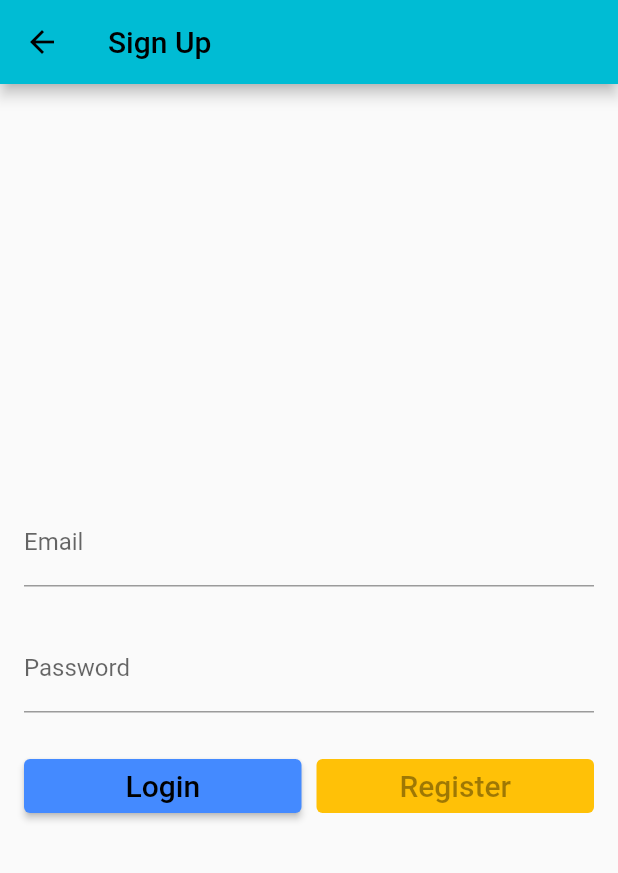
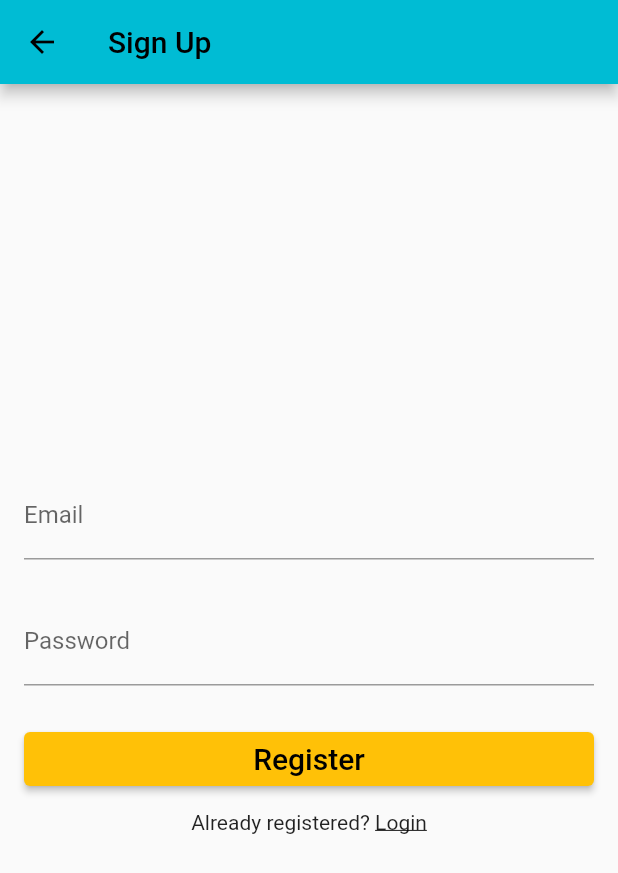
Before and after one commit to ojhey007/ourpass_auth_firebase, a Flutter app: the screen it shows after launch, after a tap on "Login", after a tap on "Register", on a phone screen of 412 x 824 dp. Shown: the top 873 px of the screen. Run offline on Flutter 3.47's test engine with Material 2 defaults, Android fonts, the phone set to English and light mode, and no system bars; our stand-ins replace firebase_auth, firebase_core; accounts and stored records are empty.

Commit message:
firebase setup and integration/verify email page

```diff
--- a/lib/globals/navigation_fn.dart
+++ /dev/null
@@ -1,6 +0,0 @@
-import 'package:flutter/material.dart';
-import 'package:ourpass/globals/app_material_page_route.dart';
-
-push({required BuildContext context, required Widget page}) {
-  Navigator.push(context, AppMaterialPageRoute(page: page));
-}
--- a/lib/main.dart
+++ b/lib/main.dart
@@ -1,7 +1,15 @@
+import 'package:firebase_auth/firebase_auth.dart';
 import 'package:flutter/material.dart';
+import 'package:ourpass/repository/auth_repository.dart';
 import 'package:ourpass/screens/login/login.dart';
+import 'package:firebase_core/firebase_core.dart';
+import 'package:ourpass/screens/sign_up/sign_up.dart';
+import 'package:ourpass/screens/verify_email/verify_email.dart';
+import 'package:provider/provider.dart';
 
-void main() {
+Future<void> main() async {
+  WidgetsFlutterBinding.ensureInitialized();
+  await Firebase.initializeApp();
   runApp(const MyApp());
 }
 
@@ -11,13 +19,22 @@ class MyApp extends StatelessWidget {
   // This widget is the root of your application.
   @override
   Widget build(BuildContext context) {
-    return MaterialApp(
-      title: 'Ourpass Demo',
-      theme: ThemeData(
-        primarySwatch: Colors.cyan,
-      ),
-      home: LoginPage(
-        title: 'Ourpass Firebase Auth',
+    return MultiProvider(
+      providers: [
+        Provider<AuthRepository>(
+          create: (_) => AuthRepository(FirebaseAuth.instance),
+        ),
+        StreamProvider(
+            create: (context) =>
+                context.watch<AuthRepository>().authStateChanges,
+            initialData: null)
+      ],
+      child: MaterialApp(
+        title: 'Ourpass Demo',
+        theme: ThemeData(
+          primarySwatch: Colors.cyan,
+        ),
+        home: context.read<User?>() == null ? LoginPage() : const VerifyEmail(),
       ),
     );
   }
--- a/lib/screens/login/login.dart
+++ b/lib/screens/login/login.dart
@@ -1,15 +1,15 @@
 import 'package:flutter/material.dart';
 import 'package:flutter/services.dart';
-import 'package:ourpass/globals/app_material_page_route.dart';
-import 'package:ourpass/globals/navigation_fn.dart';
-import 'package:ourpass/globals/widgets/custom_elevated_button.dart';
-import 'package:ourpass/globals/widgets/form_spacer.dart';
+import 'package:ourpass/global/utils/app_material_page_route.dart';
+import 'package:ourpass/global/utils/navigation_fn.dart';
+import 'package:ourpass/global/widgets/custom_elevated_button.dart';
+import 'package:ourpass/global/widgets/form_spacer.dart';
 import 'package:ourpass/screens/sign_up/sign_up.dart';
 
 class LoginPage extends StatefulWidget {
-  LoginPage({Key? key, required this.title}) : super(key: key);
+  LoginPage({Key? key}) : super(key: key);
 
-  final String title;
+  String title = "Ourpass Firebase Auth";
 
   @override
   _LoginPageState createState() => _LoginPageState();
@@ -44,7 +44,7 @@ class _LoginPageState extends State<LoginPage> {
   }
 
   gotoRegister() {
-    push(context: context, page: SignUp(title: 'Sign Up'));
+    push(context: context, page: SignUp());
   }
 
   @override
@@ -82,32 +82,45 @@ class _LoginPageState extends State<LoginPage> {
                     child: Column(
                       crossAxisAlignment: CrossAxisAlignment.stretch,
                       children: [
-                        TextFormField(
-                          key: const Key('email'),
-                          decoration: InputDecoration(
-                              labelText: 'Email', errorText: emailError),
-                          controller: loginEmailController,
-                          validator: (val) =>
-                              val!.isEmpty ? 'Email can\'t be empty.' : null,
-                          onSaved: (val) => _email = val!,
-                        ),
+                        emailField(),
                         const FormSpacer(
                           isVertical: true,
                         ),
-                        TextFormField(
-                          key: const Key('password'),
-                          decoration:
-                              const InputDecoration(labelText: 'Password'),
-                          obscureText: true,
-                          controller: loginPasswordController,
-                          validator: (val) =>
-                              val!.isEmpty ? 'Password can\'t be empty.' : null,
-                          onSaved: (val) => _password = val!,
-                        ),
+                        passwordField(),
                         const FormSpacer(
                           isVertical: true,
                         ),
-                        Row(
+                        loginButton(),
+                        registerRoute()
+                      ],
+                    )),
+              ],
+            )));
+  }
+
+  Padding registerRoute() {
+    return Padding(
+      padding: const EdgeInsets.symmetric(vertical: 10),
+      child: Row(
+        mainAxisAlignment: MainAxisAlignment.center,
+        children: [
+          const Text("New user? "),
+          GestureDetector(
+            onTap: gotoRegister,
+            child: const Text(
+              "Register",
+              style: TextStyle(
+                decoration: TextDecoration.underline,
+              ),
+            ),
+          )
+        ],
+      ),
+    );
+  }
+
+  Row loginButton() {
+    return Row(
       children: [
         Expanded(
             child: OurpassElevatedButton(
@@ -126,28 +139,27 @@ class _LoginPageState extends State<LoginPage> {
           buttonIdentifier: 'FingerPrintButton',
         )
       ],
-                        )
-                      ],
-                    )),
-                Padding(
-                  padding: const EdgeInsets.symmetric(vertical: 10),
-                  child: Row(
-                    mainAxisAlignment: MainAxisAlignment.center,
-                    children: [
-                      const Text("New user? "),
-                      GestureDetector(
-                        onTap: gotoRegister,
-                        child: const Text(
-                          "Register",
-                          style: TextStyle(
-                            decoration: TextDecoration.underline,
-                          ),
-                        ),
-                      )
-                    ],
-                  ),
-                )
-              ],
-            )));
+    );
+  }
+
+  TextFormField passwordField() {
+    return TextFormField(
+      key: const Key('password'),
+      decoration: const InputDecoration(labelText: 'Password'),
+      obscureText: true,
+      controller: loginPasswordController,
+      validator: (val) => val!.isEmpty ? 'Password can\'t be empty.' : null,
+      onSaved: (val) => _password = val!,
+    );
+  }
+
+  TextFormField emailField() {
+    return TextFormField(
+      key: const Key('email'),
+      decoration: InputDecoration(labelText: 'Email', errorText: emailError),
+      controller: loginEmailController,
+      validator: (val) => val!.isEmpty ? 'Email can\'t be empty.' : null,
+      onSaved: (val) => _email = val!,
+    );
   }
 }
--- a/lib/screens/sign_up/sign_up.dart
+++ b/lib/screens/sign_up/sign_up.dart
@@ -1,12 +1,17 @@
 import 'package:flutter/material.dart';
 import 'package:flutter/services.dart';
-import 'package:ourpass/globals/widgets/custom_elevated_button.dart';
-import 'package:ourpass/globals/widgets/form_spacer.dart';
+import 'package:ourpass/global/utils/navigation_fn.dart';
+import 'package:ourpass/global/widgets/custom_elevated_button.dart';
+import 'package:ourpass/global/widgets/form_spacer.dart';
+import 'package:ourpass/repository/auth_repository.dart';
+import 'package:ourpass/screens/login/login.dart';
+import 'package:ourpass/screens/login/model/user_model.dart';
+import 'package:provider/provider.dart';
 
 class SignUp extends StatefulWidget {
-  SignUp({Key? key, required this.title}) : super(key: key);
+  const SignUp({Key? key}) : super(key: key);
 
-  final String title;
+  final String title = " Ourpass Firebase Auth";
 
   @override
   _SignUpState createState() => _SignUpState();
@@ -16,20 +21,21 @@ class _SignUpState extends State<SignUp> {
   late String _email = "";
   late String _password;
 
-  final loginFormKey = GlobalKey<FormState>();
+  final signupFormKey = GlobalKey<FormState>();
 
   String? emailError;
-  late TextEditingController loginEmailController;
-  late TextEditingController loginPasswordController;
+  late TextEditingController _emailController;
+  late TextEditingController _passwordController;
 
-  validateAndSaveForm() {
-    final form = loginFormKey.currentState;
+  bool validateAndSaveForm() {
+    final form = signupFormKey.currentState;
     if (!RegExp(
             r"[a-z0-9!#$%&'*+/=?^_`{|}~-]+(?:\.[a-z0-9!#$%&'*+/=?^_`{|}~-]+)*@(?:[a-z0-9](?:[a-z0-9-]*[a-z0-9])?\.)+[a-z0-9](?:[a-z0-9-]*[a-z0-9])?")
-        .hasMatch(loginEmailController.text)) {
+        .hasMatch(_emailController.text)) {
       setState(() {
         emailError = "Enter a Valid email";
       });
+      return false;
     } else if (form!.validate()) {
       setState(() {
         emailError = null;
@@ -40,6 +46,15 @@ class _SignUpState extends State<SignUp> {
     return false;
   }
 
+  registerUser() async {
+    if (validateAndSaveForm()) {
+      context.read<AuthRepository>().signUp(
+            email: _emailController.text.trim(),
+            password: _passwordController.text.trim(),
+          );
+    }
+  }
+
   @override
   void initState() {
     initControllers();
@@ -47,14 +62,18 @@ class _SignUpState extends State<SignUp> {
   }
 
   initControllers() {
-    loginEmailController = TextEditingController();
-    loginPasswordController = TextEditingController();
+    _emailController = TextEditingController();
+    _passwordController = TextEditingController();
+  }
+
+  signIn() {
+    pushUntil(context: context, page: LoginPage());
   }
 
   @override
   dispose() {
-    loginEmailController.dispose();
-    loginPasswordController.dispose();
+    _emailController.dispose();
+    _passwordController.dispose();
     super.dispose();
   }
 
@@ -62,7 +81,7 @@ class _SignUpState extends State<SignUp> {
   Widget build(BuildContext context) {
     return Scaffold(
         appBar: AppBar(
-          title: Text(widget.title),
+          title: const Text("Sign Up"),
         ),
         body: Container(
             padding: const EdgeInsets.all(16.0),
@@ -71,59 +90,82 @@ class _SignUpState extends State<SignUp> {
               crossAxisAlignment: CrossAxisAlignment.center,
               children: [
                 Form(
-                    key: loginFormKey,
+                    key: signupFormKey,
                     child: Column(
                       crossAxisAlignment: CrossAxisAlignment.stretch,
                       children: [
-                        TextFormField(
-                          key: const Key('email'),
-                          decoration: InputDecoration(
-                              labelText: 'Email', errorText: emailError),
-                          controller: loginEmailController,
-                          validator: (val) =>
-                              val!.isEmpty ? 'Email can\'t be empty.' : null,
-                          onSaved: (val) => _email = val!,
-                        ),
+                        emailField(),
                         const FormSpacer(
                           isVertical: true,
                         ),
-                        TextFormField(
-                          key: const Key('password'),
-                          decoration:
-                              const InputDecoration(labelText: 'Password'),
-                          obscureText: true,
-                          controller: loginPasswordController,
-                          validator: (val) =>
-                              val!.isEmpty ? 'Password can\'t be empty.' : null,
-                          onSaved: (val) => _password = val!,
-                        ),
+                        passwordField(),
                         const FormSpacer(
                           isVertical: true,
                         ),
-                        Row(
-                          children: [
-                            Expanded(
-                                child: OurpassElevatedButton(
-                              buttonIdentifier: 'registerButton',
-                              buttonLabel: "Login",
-                              isIconButton: false,
-                              color: Colors.blueAccent,
-                              onPressed: validateAndSaveForm,
-                            )),
-                            const FormSpacer(isVertical: false),
-                            const Expanded(
-                                child: OurpassElevatedButton(
-                              buttonIdentifier: 'registerButton',
-                              onPressed: null,
-                              isIconButton: false,
-                              buttonLabel: 'Register',
-                              color: Colors.amber,
-                            ))
-                          ],
-                        )
+                        registerButton(),
+                        loginRoute()
                       ],
                     )),
               ],
             )));
   }
+
+  Padding loginRoute() {
+    return Padding(
+      padding: const EdgeInsets.symmetric(vertical: 10),
+      child: Row(
+        mainAxisAlignment: MainAxisAlignment.center,
+        children: [
+          const Text("Already registered? "),
+          GestureDetector(
+            onTap: signIn,
+            child: const Text(
+              "Login",
+              style: TextStyle(
+                decoration: TextDecoration.underline,
+              ),
+            ),
+          )
+        ],
+      ),
+    );
+  }
+
+  Row registerButton() {
+    return Row(
+      children: [
+        Expanded(
+          child: OurpassElevatedButton(
+            buttonIdentifier: 'registerButton',
+            onPressed: registerUser,
+            // onPressed: () => ,
+            isIconButton: false,
+            buttonLabel: 'Register',
+            color: Colors.amber,
+          ),
+        ),
+      ],
+    );
+  }
+
+  TextFormField passwordField() {
+    return TextFormField(
+      key: const Key('password'),
+      decoration: const InputDecoration(labelText: 'Password'),
+      obscureText: true,
+      controller: _passwordController,
+      validator: (val) => val!.isEmpty ? 'Password can\'t be empty.' : null,
+      onSaved: (val) => _password = val!,
+    );
+  }
+
+  TextFormField emailField() {
+    return TextFormField(
+      key: const Key('email'),
+      decoration: InputDecoration(labelText: 'Email', errorText: emailError),
+      controller: _emailController,
+      validator: (val) => val!.isEmpty ? 'Email can\'t be empty.' : null,
+      onSaved: (val) => _email = val!,
+    );
+  }
 }
--- a/pubspec.yaml
+++ b/pubspec.yaml
@@ -27,6 +27,11 @@ environment:
 # the latest version available on pub.dev. To see which dependencies have newer
 # versions available, run `flutter pub outdated`.
 dependencies:
+  firebase_auth: ^3.0.2
+  firebase_core: ^1.5.0
+  equatable: ^2.0.3
+  cloud_firestore: ^3.1.5
+  provider: ^6.0.3
   flutter:
     sdk: flutter
 
```
Also changed, not shown: lib/global/utils/navigation_fn.dart (added, +14 -0 lines), lib/repository/auth_repository.dart (added, +40 -0 lines), lib/screens/verify_email/verify_email.dart (added, +12 -0 lines), lib/global/utils/app_material_page_route.dart (renamed from lib/globals/app_material_page_route.dart), lib/global/widgets/custom_elevated_button.dart (renamed from lib/globals/widgets/custom_elevated_button.dart), lib/global/widgets/form_spacer.dart (renamed from lib/globals/widgets/form_spacer.dart), pubspec.lock, 4 other files. Lines whose indentation alone changed are shown as unchanged.
